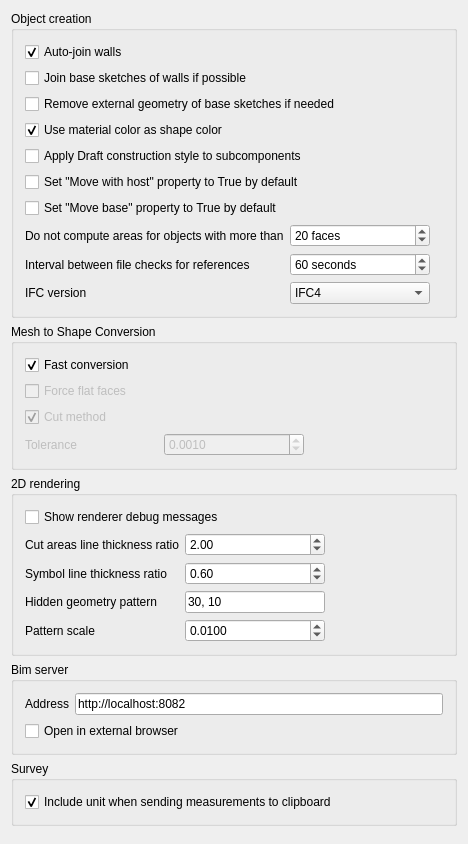
Qt form src/Mod/BIM/Resources/ui/preferences-arch.ui (southseact-3d/fcd) before a commit.
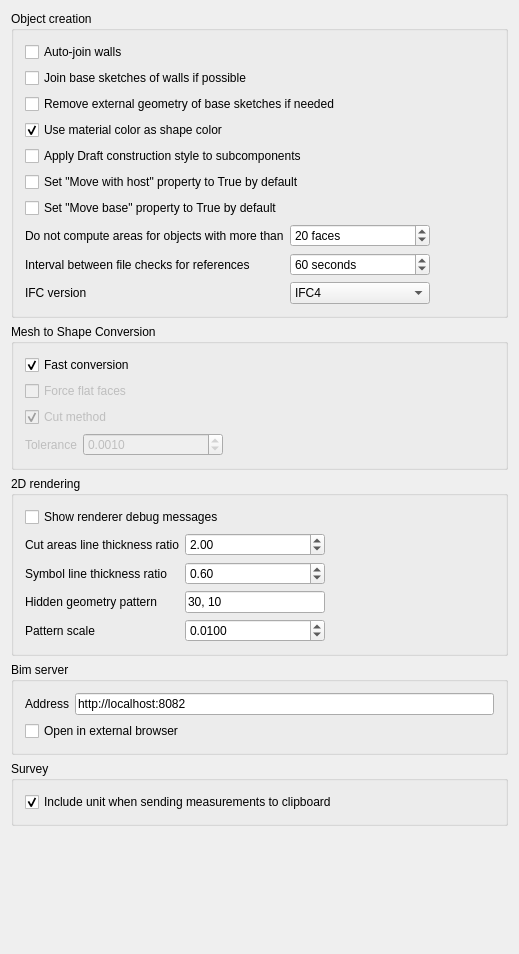
The same form after that commit. Custom widgets are drawn as their Qt base class.

The edit to the form file:
```diff
--- a/src/Mod/BIM/Resources/ui/preferences-arch.ui
+++ b/src/Mod/BIM/Resources/ui/preferences-arch.ui
@@ -6,8 +6,8 @@
    <rect>
     <x>0</x>
     <y>0</y>
-    <width>446</width>
-    <height>811</height>
+    <width>519</width>
+    <height>954</height>
    </rect>
   </property>
   <property name="windowTitle">
@@ -26,7 +26,7 @@
          <string>Auto-join walls</string>
         </property>
         <property name="checked">
-         <bool>true</bool>
+         <bool>false</bool>
         </property>
         <property name="prefEntry" stdset="0">
          <cstring>autoJoinWalls</cstring>
@@ -172,6 +172,12 @@
         <property name="orientation">
          <enum>Qt::Horizontal</enum>
         </property>
+        <property name="sizeHint" stdset="0">
+         <size>
+          <width>0</width>
+          <height>0</height>
+         </size>
+        </property>
        </spacer>
       </item>
       <item row="8" column="0">
@@ -333,7 +339,7 @@
          <double>0.0001</double>
         </property>
         <property name="value">
-         <double>0.001</double>
+         <double>0.001000000000000</double>
         </property>
         <property name="prefEntry" stdset="0">
          <cstring>ConversionTolerance</cstring>
@@ -348,6 +354,12 @@
         <property name="orientation">
          <enum>Qt::Horizontal</enum>
         </property>
+        <property name="sizeHint" stdset="0">
+         <size>
+          <width>0</width>
+          <height>0</height>
+         </size>
+        </property>
        </spacer>
       </item>
      </layout>
@@ -403,6 +415,12 @@
         <property name="orientation">
          <enum>Qt::Horizontal</enum>
         </property>
+        <property name="sizeHint" stdset="0">
+         <size>
+          <width>0</width>
+          <height>0</height>
+         </size>
+        </property>
        </spacer>
       </item>
       <item row="2" column="0">
@@ -574,6 +592,12 @@
      <property name="orientation">
       <enum>Qt::Vertical</enum>
      </property>
+     <property name="sizeHint" stdset="0">
+      <size>
+       <width>0</width>
+       <height>0</height>
+      </size>
+     </property>
     </spacer>
    </item>
   </layout>
@@ -581,24 +605,24 @@
  <layoutdefault spacing="6" margin="11"/>
  <pixmapfunction>qPixmapFromMimeSource</pixmapfunction>
  <customwidgets>
+  <customwidget>
+   <class>Gui::PrefSpinBox</class>
+   <extends>QSpinBox</extends>
+   <header>Gui/PrefWidgets.h</header>
+  </customwidget>
   <customwidget>
    <class>Gui::PrefCheckBox</class>
    <extends>QCheckBox</extends>
    <header>Gui/PrefWidgets.h</header>
   </customwidget>
-  <customwidget>
-   <class>Gui::PrefLineEdit</class>
-   <extends>QLineEdit</extends>
-   <header>Gui/PrefWidgets.h</header>
-  </customwidget>
   <customwidget>
    <class>Gui::PrefComboBox</class>
    <extends>QComboBox</extends>
    <header>Gui/PrefWidgets.h</header>
   </customwidget>
   <customwidget>
-   <class>Gui::PrefSpinBox</class>
-   <extends>QSpinBox</extends>
+   <class>Gui::PrefLineEdit</class>
+   <extends>QLineEdit</extends>
    <header>Gui/PrefWidgets.h</header>
   </customwidget>
   <customwidget>
```
Left out of the diff: 62 changed lines with no effect on the pictures.
